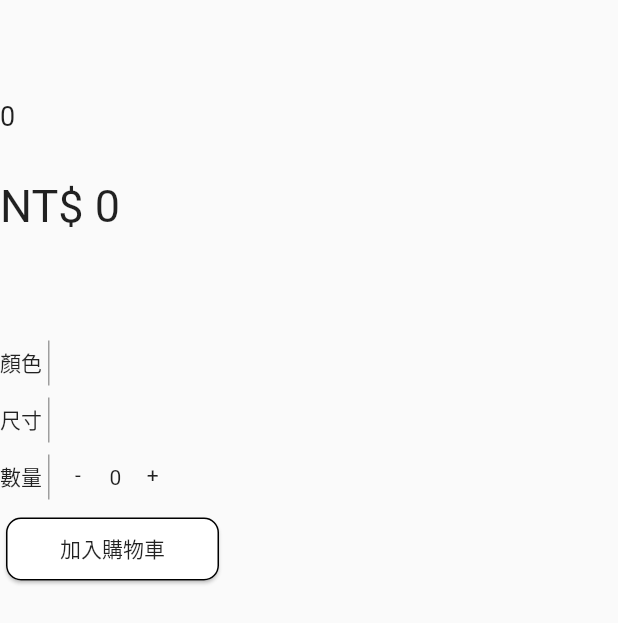
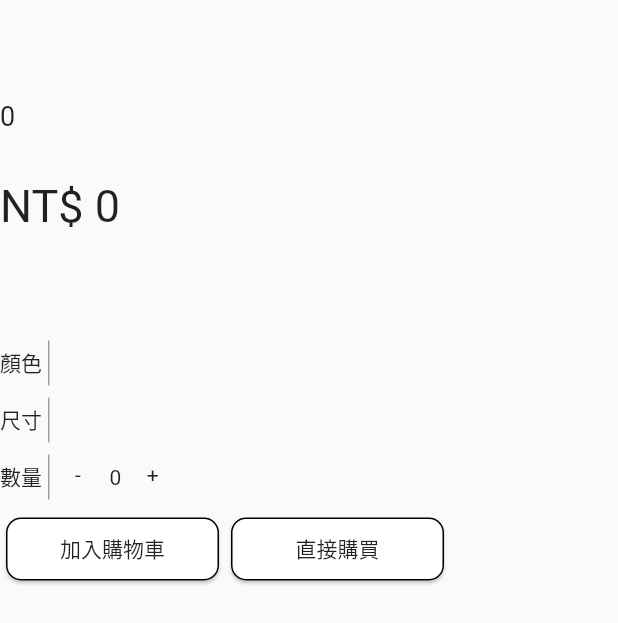
Before and after one commit to max8140555/Stylish_flutter_max, a Flutter app: the DetailProductSelector widget shown alone on an empty page, opened directly with empty values, on a phone screen of 412 x 824 dp. Shown: the top 623 px of the screen. Run offline on Flutter 3.47's test engine with Material 2 defaults, Android fonts, the phone set to English and light mode, and no system bars; our stand-ins replace bloc, cached_network_image, dio, flutter_bloc, go_router; network calls fail.

Commit message:
add pay button

```diff
--- a/lib/screens/detail/detail_product_selector.dart
+++ b/lib/screens/detail/detail_product_selector.dart
@@ -1,4 +1,5 @@
 import 'package:flutter/material.dart';
+import 'package:go_router/go_router.dart';
 import 'package:provider/provider.dart';
 import 'package:stylish_max/models/product.dart';
 import 'package:stylish_max/screens/detail/component/color_selector_list.dart';
@@ -74,6 +75,8 @@ class DetailProductSelector extends StatelessWidget {
                     minusQtyListener: viewModel.minusQty,
                   )),
             ),
+            Row(
+              children: [
                 Padding(
                     padding: const EdgeInsets.only(top: 8.0),
                     child: SizedBox(
@@ -90,6 +93,29 @@ class DetailProductSelector extends StatelessWidget {
                         child: const Center(child: Text('加入購物車')),
                       ),
                     )),
+                Padding(
+                    padding: const EdgeInsets.only(top: 8.0),
+                    child: GestureDetector(
+                      onTap: () {
+                        GoRouter.of(context).go('/payment');
+                      },
+                      child: SizedBox(
+                        height: 50,
+                        width: 150,
+                        child: Card(
+                          shape: RoundedRectangleBorder(
+                            side: const BorderSide(
+                              color: Colors.black,
+                              width: 1,
+                            ),
+                            borderRadius: BorderRadius.circular(10),
+                          ),
+                          child: const Center(child: Text('直接購買')),
+                        ),
+                      ),
+                    )),
+              ],
+            )
           ],
         );
       },
```
Also changed, not shown: lib/main.dart (+11 -4 lines), 1 other file. Lines whose indentation alone changed are shown as unchanged.
